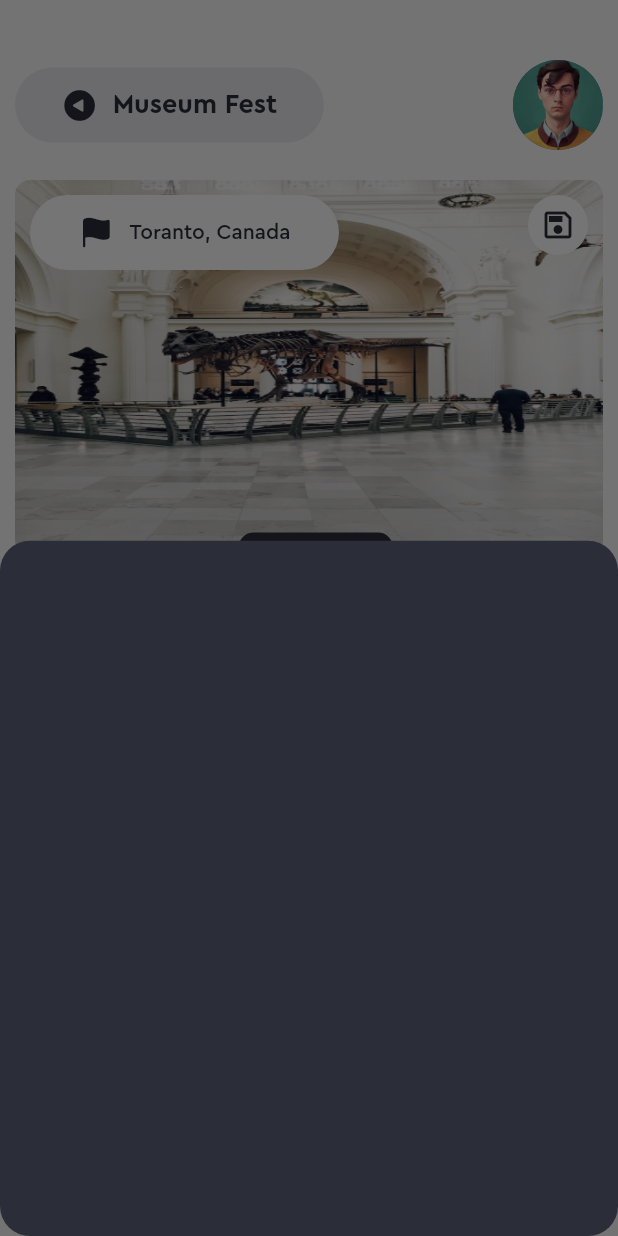
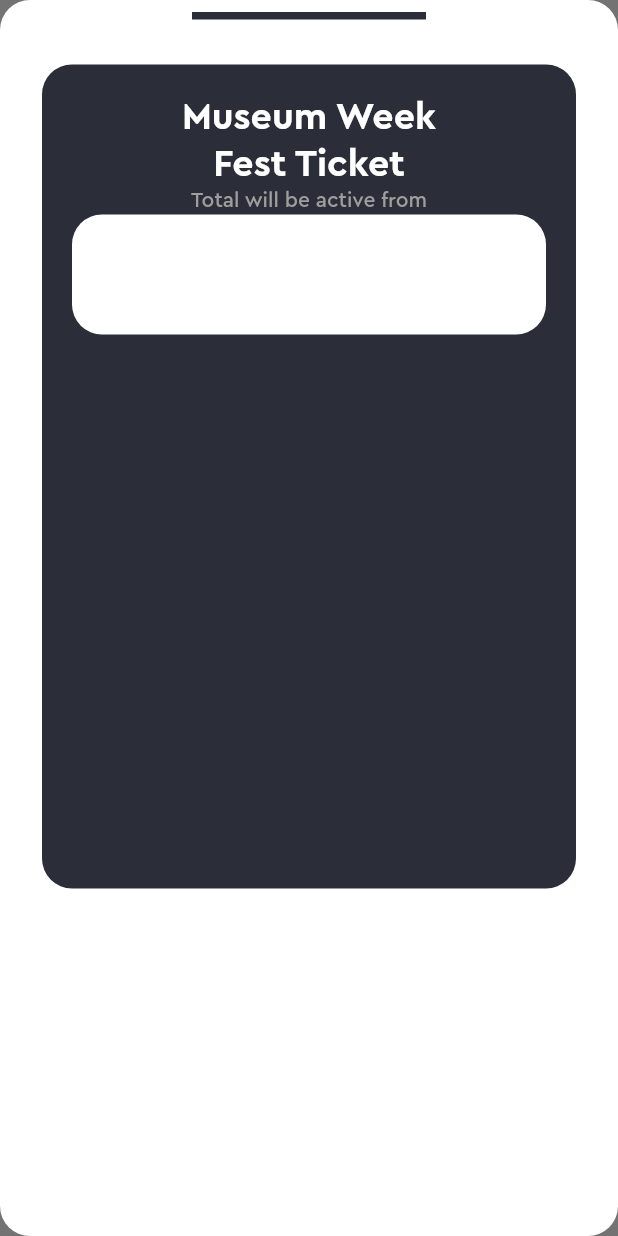
Before and after one commit to SAMIULLAH-KALHORO-DEV/event_app_design_ui, a Flutter app: the screen it shows after launch, after a tap on "Get a Ticket", on a phone screen of 412 x 824 dp. Run offline on Flutter 3.47's test engine with Material 2 defaults, Android fonts, the phone set to English and light mode, and no system bars.

Commit message:
commiting work

```diff
--- a/lib/home.dart
+++ b/lib/home.dart
@@ -133,7 +133,7 @@ class Home extends StatelessWidget {
             heading2: 'By Week Museum',
             imageurl: 'assets/images/mpic1.jpg',
           ),
-          SizedBox(height: 10),
+       const   SizedBox(height: 10),
           const CustomList(
             heading: 'Museum Week Fest',
             heading2: 'By Week Museum',
--- a/lib/main.dart
+++ b/lib/main.dart
@@ -1,7 +1,6 @@
 import 'package:event_app_design_ui/screen2.dart';
 import 'package:flutter/material.dart';
 
-import 'home.dart';
 
 void main(List<String> args) {
   runApp(const MyApp());
--- a/lib/screen2.dart
+++ b/lib/screen2.dart
@@ -1,4 +1,5 @@
 import 'package:event_app_design_ui/widgets/custom_container.dart';
+import 'package:event_app_design_ui/widgets/ticket_popup.dart';
 import 'package:event_app_design_ui/widgets/utils.dart';
 import 'package:flutter/cupertino.dart';
 import 'package:flutter/material.dart';
@@ -194,22 +195,19 @@ class Screen2 extends StatelessWidget {
       floatingActionButton: InkWell(
         onTap: () {
           showModalBottomSheet<void>(
+            isScrollControlled: true,
+            isDismissible: true,
             elevation: 0,
             backgroundColor: Colors.transparent,
             context: context,
             builder: (BuildContext context) {
-              return const CustomContainer(
-                width: 0.0,
-                bRadius: 20,
-                mColor: Pallete.blackbgColor,
-                height: double.infinity / 3,
-              );
+              return const TicketPopUp();
             },
           );
         },
         child: const CustomContainer(
           height: 60,
-          width: 2,
+          width: 1.1,
           bRadius: 30,
           mColor: Pallete.blackbgColor,
           widget: Center(
--- a/lib/screen3.dart
+++ /dev/null
@@ -1,14 +0,0 @@
-import 'package:flutter/material.dart';
-
-
-class Screen3 extends StatelessWidget {
-  const Screen3({super.key});
-
-  @override
-  Widget build(BuildContext context) {
-    return  Scaffold(
-
-
-    );
-  }
-}
--- a/lib/widgets/ticket_popup.dart
+++ b/lib/widgets/ticket_popup.dart
@@ -10,11 +10,55 @@ class TicketPopUp extends StatelessWidget {
 
   @override
   Widget build(BuildContext context) {
-    return const CustomContainer(
+    return CustomContainer(
       width: 0.0,
       bRadius: 20,
-      mColor: Pallete.blackbgColor,
-      height: double.infinity / 2,
+      mColor: Colors.white,
+      // height: 800,
+      widget: Padding(
+        padding: const EdgeInsets.all(8.0),
+        child: Column(children: [
+          const Padding(
+            padding: EdgeInsets.only(left: 120, right: 120),
+            child: Divider(
+              color: Pallete.blackbgColor,
+              height: 5,
+              thickness: 5,
+            ),
+          ),
+          const SizedBox(height: 10),
+          Padding(
+            padding: const EdgeInsets.all(20.0),
+            child: CustomContainer(
+              width: 0.0,
+              bRadius: 20,
+              mColor: Pallete.blackbgColor,
+              height: MediaQuery.of(context).size.height / 1.5,
+              widget: Padding(
+                padding: const EdgeInsets.all(20),
+                child: Column(children: [
+                  Text('Museum Week \nFest Ticket',
+                      textAlign: TextAlign.center,
+                      style: TextStyling.h1.copyWith(
+                        color: Colors.white,
+                      )),
+                  Text('Total will be active from',
+                      style: TextStyling.h3.copyWith(color: Colors.grey)),
+                  CustomContainer(
+                    width: 0.0,
+                    bRadius: 20,
+                    height: 80,
+                    mColor: Colors.white,
+                    widget: Row(children:const [
+
+                    ]),
+                  )
+                ]),
+              ),
+            ),
+          )
+        ]),
+      ),
     );
   }
 }
```
